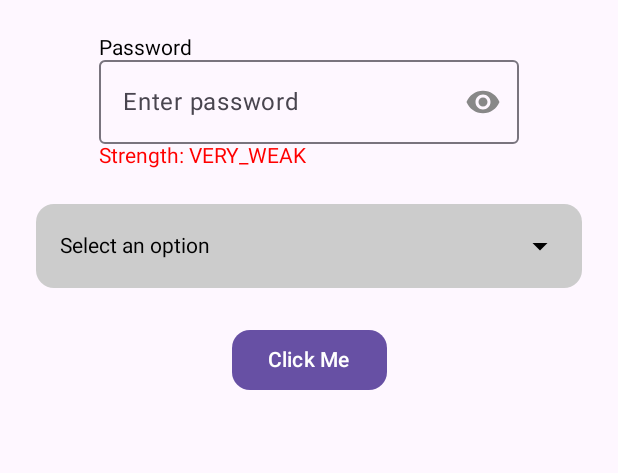
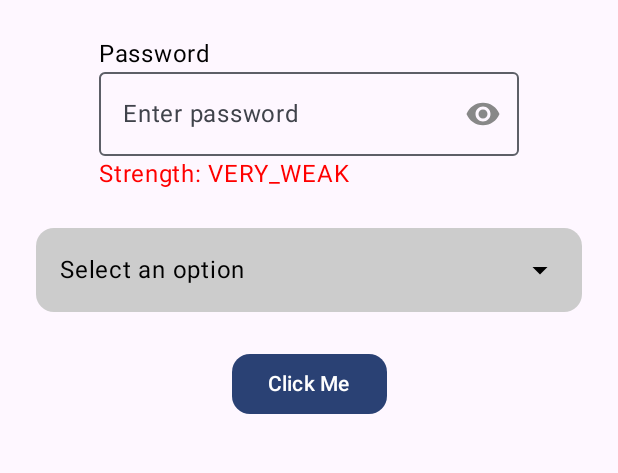
Before and after one commit to rametechie/Custom_UI_Library, an Android app built with Jetpack Compose: the screen it shows after launch (MainActivity), on a phone screen of 412 x 824 dp, the part 90-563 px from its top. Run offline under Robolectric (Android 15) with nearby library versions, the phone set to English and light mode, and no system bars.

Commit message:
Updated the theme

```diff
--- a/app/src/main/java/com/kpit/demo/MainActivity.kt
+++ b/app/src/main/java/com/kpit/demo/MainActivity.kt
@@ -4,12 +4,15 @@ import android.os.Bundle
 import androidx.activity.ComponentActivity
 import androidx.activity.compose.setContent
 import com.kpit.demo.ui.DemoScreen
+import com.kpit.demo.ui.theme.Cloud_orbit_demoTheme
 
 class MainActivity : ComponentActivity() {
     override fun onCreate(savedInstanceState: Bundle?) {
         super.onCreate(savedInstanceState)
         setContent {
-            DemoScreen()
+            Cloud_orbit_demoTheme {
+                DemoScreen()
+            }
         }
     }
 }
--- /dev/null
+++ b/app/src/main/java/com/kpit/demo/ui/theme/Color.kt
@@ -0,0 +1,11 @@
+package com.kpit.demo.ui.theme
+
+import androidx.compose.ui.graphics.Color
+
+val Purple80 = Color(0xFFD0BCFF)
+val PurpleGrey80 = Color(0xFFCCC2DC)
+val Pink80 = Color(0xFFEFB8C8)
+
+val Purple40 = Color(0xFF6650a4)
+val PurpleGrey40 = Color(0xFF625b71)
+val Pink40 = Color(0xFF7D5260)
--- /dev/null
+++ b/app/src/main/java/com/kpit/demo/ui/theme/Theme.kt
@@ -0,0 +1,58 @@
+package com.kpit.demo.ui.theme
+
+import android.app.Activity
+import android.os.Build
+import androidx.compose.foundation.isSystemInDarkTheme
+import androidx.compose.material3.MaterialTheme
+import androidx.compose.material3.darkColorScheme
+import androidx.compose.material3.dynamicDarkColorScheme
+import androidx.compose.material3.dynamicLightColorScheme
+import androidx.compose.material3.lightColorScheme
+import androidx.compose.runtime.Composable
+import androidx.compose.ui.platform.LocalContext
+
+private val DarkColorScheme = darkColorScheme(
+    primary = Purple80,
+    secondary = PurpleGrey80,
+    tertiary = Pink80
+)
+
+private val LightColorScheme = lightColorScheme(
+    primary = Purple40,
+    secondary = PurpleGrey40,
+    tertiary = Pink40
+
+    /* Other default colors to override
+    background = Color(0xFFFFFBFE),
+    surface = Color(0xFFFFFBFE),
+    onPrimary = Color.White,
+    onSecondary = Color.White,
+    onTertiary = Color.White,
+    onBackground = Color(0xFF1C1B1F),
+    onSurface = Color(0xFF1C1B1F),
+    */
+)
+
+@Composable
+fun Cloud_orbit_demoTheme(
+    darkTheme: Boolean = isSystemInDarkTheme(),
+    // Dynamic color is available on Android 12+
+    dynamicColor: Boolean = true,
+    content: @Composable () -> Unit
+) {
+    val colorScheme = when {
+        dynamicColor && Build.VERSION.SDK_INT >= Build.VERSION_CODES.S -> {
+            val context = LocalContext.current
+            if (darkTheme) dynamicDarkColorScheme(context) else dynamicLightColorScheme(context)
+        }
+
+        darkTheme -> DarkColorScheme
+        else -> LightColorScheme
+    }
+
+    MaterialTheme(
+        colorScheme = colorScheme,
+        typography = Typography,
+        content = content
+    )
+}
--- /dev/null
+++ b/app/src/main/java/com/kpit/demo/ui/theme/Type.kt
@@ -0,0 +1,34 @@
+package com.kpit.demo.ui.theme
+
+import androidx.compose.material3.Typography
+import androidx.compose.ui.text.TextStyle
+import androidx.compose.ui.text.font.FontFamily
+import androidx.compose.ui.text.font.FontWeight
+import androidx.compose.ui.unit.sp
+
+// Set of Material typography styles to start with
+val Typography = Typography(
+    bodyLarge = TextStyle(
+        fontFamily = FontFamily.Default,
+        fontWeight = FontWeight.Normal,
+        fontSize = 16.sp,
+        lineHeight = 24.sp,
+        letterSpacing = 0.5.sp
+    )
+    /* Other default text styles to override
+    titleLarge = TextStyle(
+        fontFamily = FontFamily.Default,
+        fontWeight = FontWeight.Normal,
+        fontSize = 22.sp,
+        lineHeight = 28.sp,
+        letterSpacing = 0.sp
+    ),
+    labelSmall = TextStyle(
+        fontFamily = FontFamily.Default,
+        fontWeight = FontWeight.Medium,
+        fontSize = 11.sp,
+        lineHeight = 16.sp,
+        letterSpacing = 0.5.sp
+    )
+    */
+)
```
